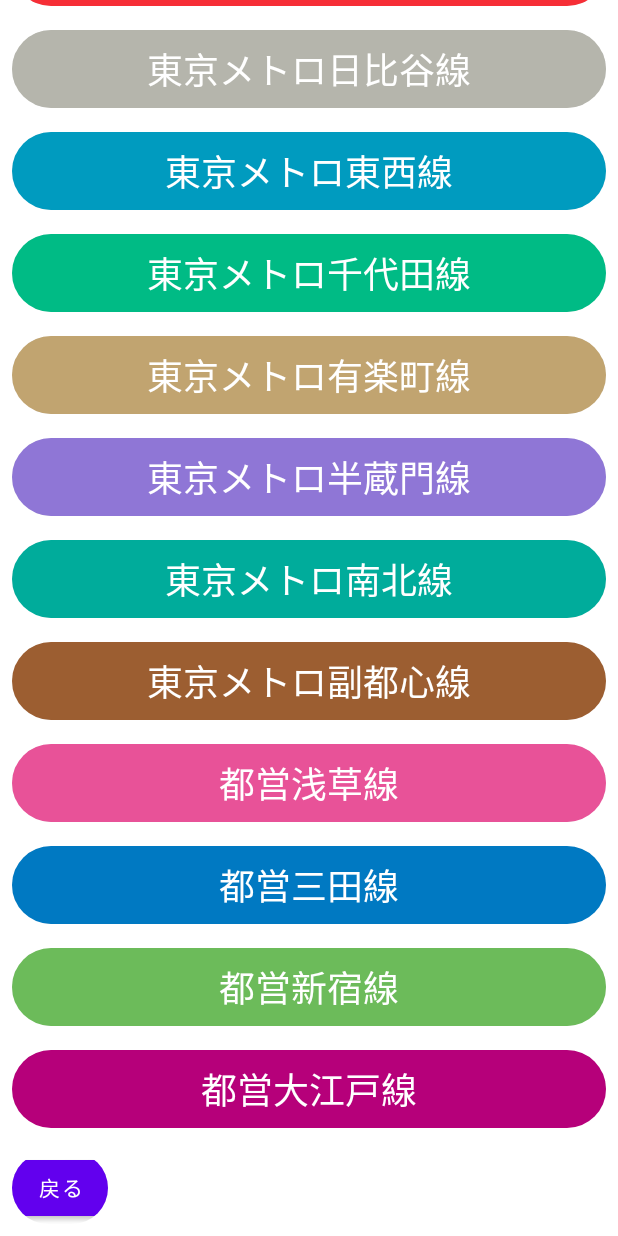
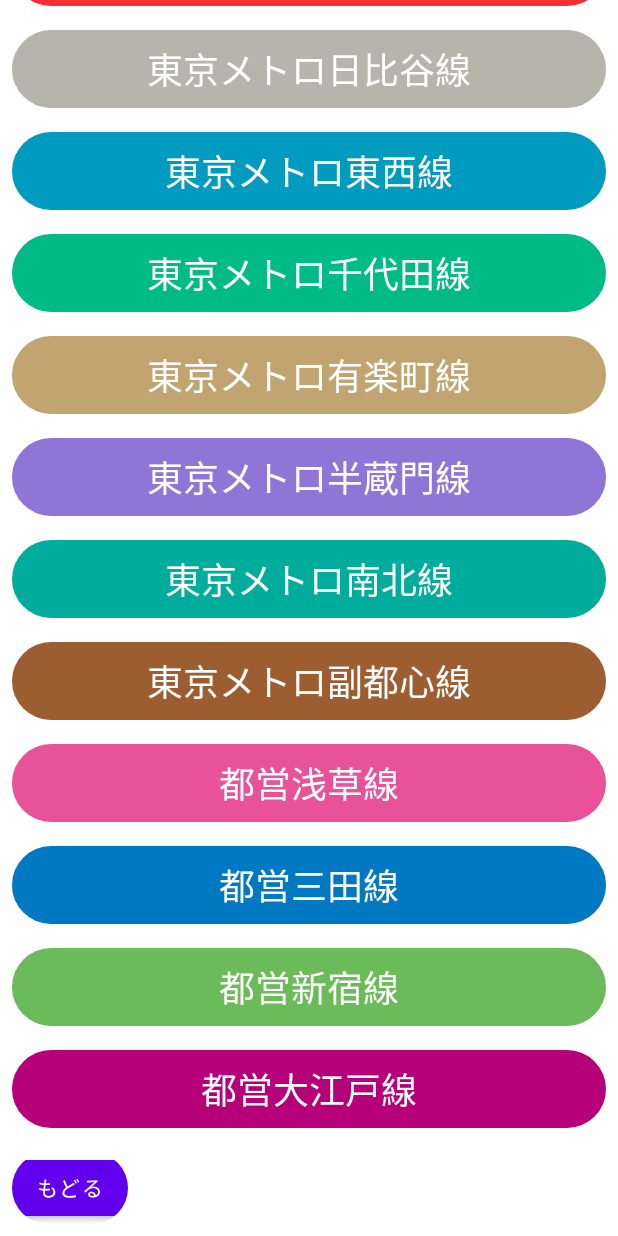
Before and after one commit to Prgckwb/StationQuiz, an Android app built with Jetpack Compose: the DisplayDictionaryScreen screen opened through its navigation route, scrolled down 328 dp, on a phone screen of 412 x 824 dp. Run offline under Robolectric (Android 15) with nearby library versions, the phone set to English and light mode, and no system bars.

Commit message:
add: もどるボタンを実装

```diff
--- a/app/src/main/java/com/prgckwb/stationquiz/composable/GameComposable.kt
+++ b/app/src/main/java/com/prgckwb/stationquiz/composable/GameComposable.kt
@@ -1,9 +1,13 @@
 package com.prgckwb.stationquiz.composable
 
 import androidx.compose.animation.*
-import androidx.compose.foundation.layout.*
+import androidx.compose.foundation.layout.Column
+import androidx.compose.foundation.layout.Row
+import androidx.compose.foundation.layout.fillMaxWidth
+import androidx.compose.foundation.layout.padding
 import androidx.compose.foundation.shape.CircleShape
 import androidx.compose.material.Button
+import androidx.compose.material.ButtonDefaults
 import androidx.compose.material.MaterialTheme
 import androidx.compose.material.Text
 import androidx.compose.runtime.Composable
@@ -11,10 +15,8 @@
 import androidx.compose.ui.Modifier
 import androidx.compose.ui.draw.clip
 import androidx.compose.ui.graphics.Color
-import androidx.compose.ui.text.font.FontStyle
 import androidx.compose.ui.text.font.FontWeight
 import androidx.compose.ui.text.style.TextAlign
-import androidx.compose.ui.text.style.TextDecoration
 import androidx.compose.ui.tooling.preview.Preview
 import androidx.compose.ui.unit.dp
 import androidx.navigation.NavController
@@ -95,7 +97,7 @@
 @ExperimentalAnimationApi
 @Composable
 fun StationName(gameModel: GameModel) {
-    AnimatedContent(targetState = gameModel.currentStation.name){
+    AnimatedContent(targetState = gameModel.currentStation.name) {
         Text(
             text = gameModel.currentStation.name,
             style = MaterialTheme.typography.h2,
@@ -119,13 +121,14 @@
 fun NavigationButton(
     navController: NavController,
     destination: String = ScreenManager.TITLE_SCREEN,
-    text: String = "戻る"
+    text: String = "戻る",
 ) {
+
     Button(
         onClick = { navController.navigate(destination) },
         modifier = Modifier
             .padding(8.dp)
-            .clip(CircleShape)
+            .clip(CircleShape),
     ) {
         Text(
             text = text,
@@ -135,16 +138,31 @@
 }
 
 @Composable
-fun BottomButtons(navController: NavController){
+fun BottomButtons(navController: NavController, gameModel: GameModel) {
     Row(
         verticalAlignment = Alignment.CenterVertically,
         modifier = Modifier.fillMaxWidth()
-    ){
-        NavigationButton(navController, ScreenManager.TITLE_SCREEN, "もどる")
+    ) {
+        NavigationButton(navController, ScreenManager.TITLE_SCREEN, "タイトルへ")
         NavigationButton(navController, ScreenManager.SELECT_GAME_SCREEN, text = "路線を変える")
+        NavigationButton(navController, ScreenManager.DICTIONARY_STATIONS_SCREEN+"/${gameModel.line.lineName}", text = "学習する")
     }
 }
 
+@Composable
+fun BackButton(navController: NavController){
+    Button(
+        onClick = { navController.popBackStack() },
+        modifier = Modifier
+            .padding(8.dp)
+            .clip(CircleShape),
+    ) {
+        Text(
+            text = "もどる",
+            textAlign = TextAlign.Center
+        )
+    }
+}
 
 
 @Composable
--- a/app/src/main/java/com/prgckwb/stationquiz/screen/DictionaryScreen.kt
+++ b/app/src/main/java/com/prgckwb/stationquiz/screen/DictionaryScreen.kt
@@ -17,6 +17,7 @@
 import androidx.compose.ui.unit.dp
 import androidx.navigation.NavController
 import androidx.navigation.compose.rememberNavController
+import com.prgckwb.stationquiz.composable.BackButton
 import com.prgckwb.stationquiz.composable.NavigationButton
 import com.prgckwb.stationquiz.game.Line
 import com.prgckwb.stationquiz.game.allLinesList
@@ -56,7 +57,7 @@
             }
         }
 
-        item { NavigationButton(navController = navController) }
+        item { BackButton(navController = navController) }
     }
 }
 
@@ -76,7 +77,7 @@
             }
         }
 
-        item { NavigationButton(navController = navController) }
+        item { BackButton(navController = navController) }
     }
 }
 
```
Also changed, not shown: app/src/main/java/com/prgckwb/stationquiz/screen/SelectGameScreen.kt (+5 -3 lines).
